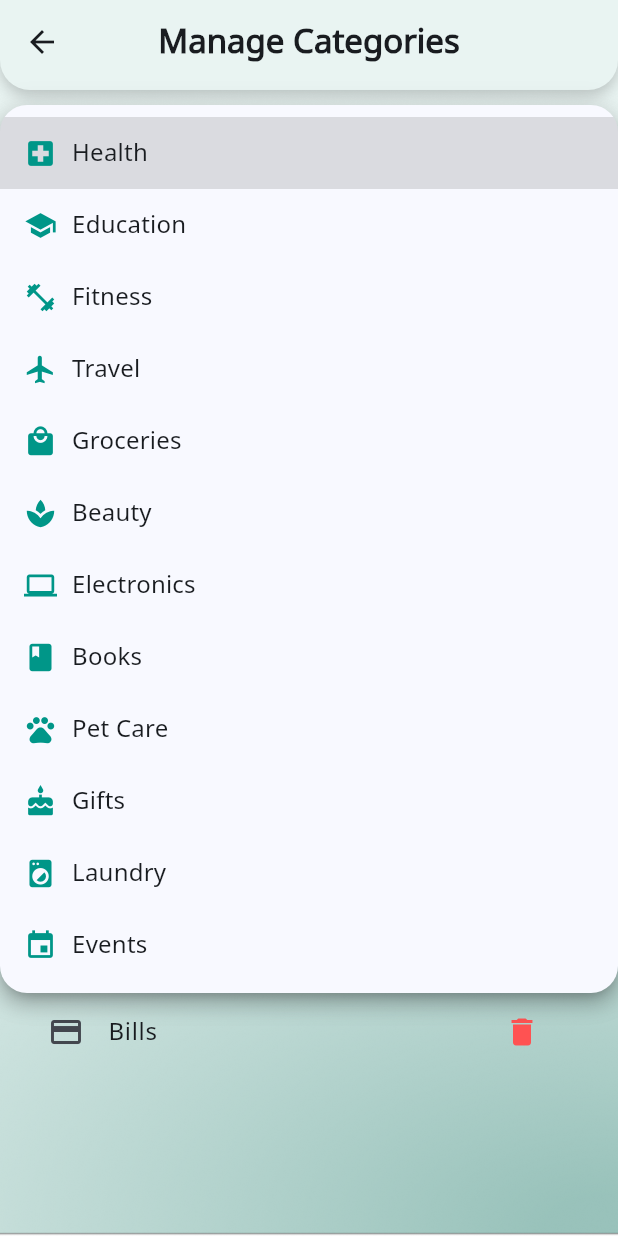
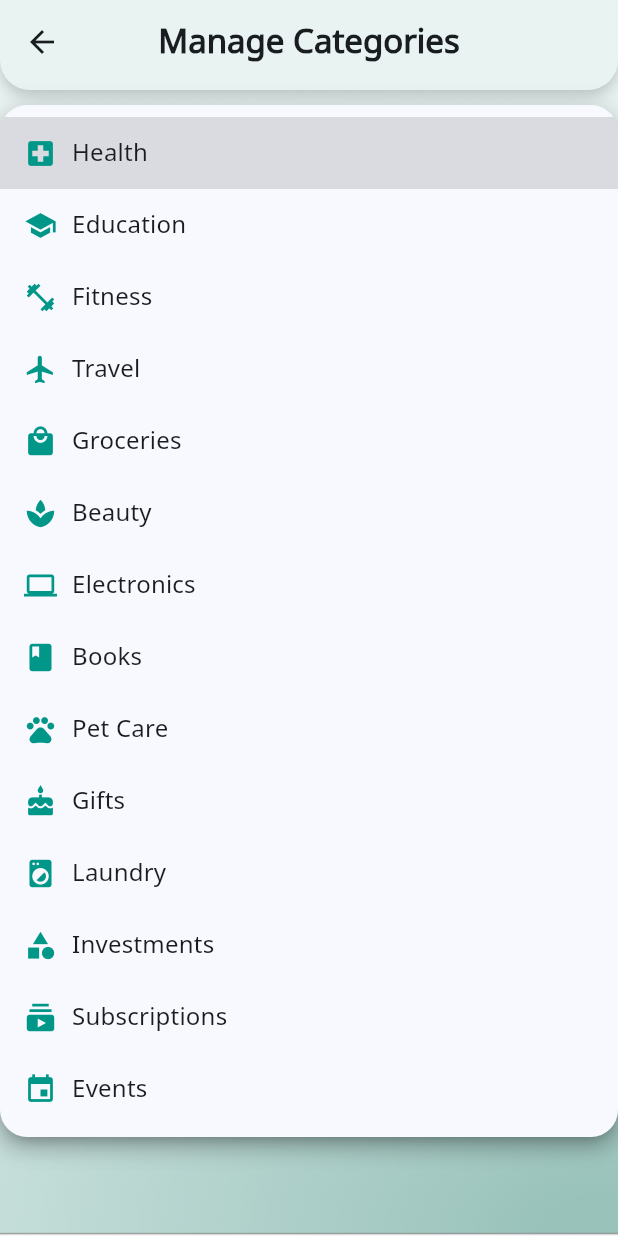
Before and after one commit to WnEx77/jaibee1, a Flutter app: the ManageCategoriesScreen screen opened directly, after a tap on "Select Category", on a phone screen of 412 x 824 dp. Run offline on Flutter 3.47's test engine with Material 3 defaults, Android fonts, the phone set to English and light mode, and no system bars; our stand-ins replace another_flushbar, connectivity_plus, fl_chart, flutter_local_notifications, hive, hive_flutter and 8 more; missing offline and left inert: flutter_inappwebview, month_year_picker; accounts and stored records are empty.

Commit message:
add laundry/investments

```diff
--- a/lib/core/utils/category_utils.dart
+++ b/lib/core/utils/category_utils.dart
@@ -26,6 +26,8 @@ String getLocalizedCategory(String name, S localizer) {
     'events': localizer.events,
     'fitness': localizer.fitness,
     'laundry': localizer.laundry,
+    'investments': localizer.investments,
+    'subscriptions': localizer.subscriptions,
     'other': localizer.other,
   };
   return map[name.toLowerCase()] ?? name;
@@ -53,6 +55,8 @@ IconData getCategoryIcon(Category category) {
     'savings': Icons.savings,
     'event': Icons.event,
     'laundry': Icons.local_laundry_service,
+    'investments': Icons.trending_up,
+    'subscriptions': Icons.subscriptions,
     'attach_money': Icons.attach_money,
   };
   return iconMap[category.icon] ?? Icons.category;
--- a/lib/features/categories/manage_categories.dart
+++ b/lib/features/categories/manage_categories.dart
@@ -41,6 +41,8 @@ class _ManageCategoriesScreenState extends State<ManageCategoriesScreen> {
     Category(name: 'petCare', icon: 'pets'),
     Category(name: 'gifts', icon: 'cake'),
     Category(name: 'laundry', icon: 'laundry'),
+    Category(name: 'investments', icon: 'trending_up'),
+    Category(name: 'subscriptions', icon: 'subscriptions'),
     // Category(name: 'savings', icon: 'savings'),
     Category(name: 'events', icon: 'event'),
   ];
--- a/lib/l10n/app_ar.arb
+++ b/lib/l10n/app_ar.arb
@@ -132,6 +132,8 @@
   "petCare": "رعاية الحيوانات",
   "gifts": "الهدايا",
   "laundry": "مغسلة الملابس",
+  "investments": "الاستثمارات",
+  "subscriptions": "الاشتراكات",
   "savings": "المدخرات",
   "events": "الفعاليات",
   "fitness": "اللياقة البدنية",
--- a/lib/l10n/app_en.arb
+++ b/lib/l10n/app_en.arb
@@ -139,6 +139,8 @@
   "petCare": "Pet Care",
   "gifts": "Gifts",
   "laundry": "Laundry",
+  "investments": "Investments",
+  "subscriptions": "Subscriptions",
   "savings": "Savings",
   "events": "Events",
   "totalSavings": "Total Savings",
--- a/lib/l10n/s.dart
+++ b/lib/l10n/s.dart
@@ -853,6 +853,18 @@ abstract class S {
   /// **'Laundry'**
   String get laundry;
 
+  /// No description provided for @investments.
+  ///
+  /// In en, this message translates to:
+  /// **'Investments'**
+  String get investments;
+
+  /// No description provided for @subscriptions.
+  ///
+  /// In en, this message translates to:
+  /// **'Subscriptions'**
+  String get subscriptions;
+
   /// No description provided for @savings.
   ///
   /// In en, this message translates to:
--- a/lib/l10n/s_ar.dart
+++ b/lib/l10n/s_ar.dart
@@ -390,6 +390,12 @@ class SAr extends S {
 
   @override
   String get laundry => 'مغسلة الملابس';
+
+  @override
+  String get investments => 'الاستثمارات';
+
+  @override
+  String get subscriptions => 'الاشتراكات';
 
   @override
   String get savings => 'المدخرات';
--- a/lib/l10n/s_en.dart
+++ b/lib/l10n/s_en.dart
@@ -391,6 +391,12 @@ class SEn extends S {
 
   @override
   String get laundry => 'Laundry';
+
+  @override
+  String get investments => 'Investments';
+
+  @override
+  String get subscriptions => 'Subscriptions';
 
   @override
   String get savings => 'Savings';
```
